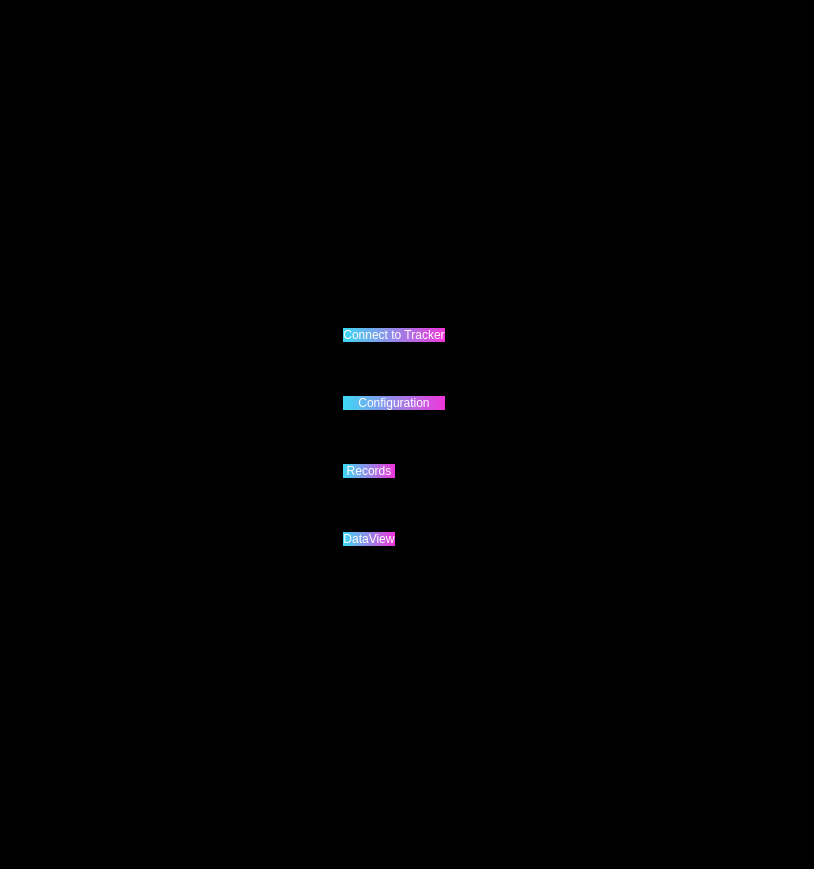
First picture: the form in PyQT/UI/MainWindow.ui, repository zakerl/Capstone_Project, before the edit.
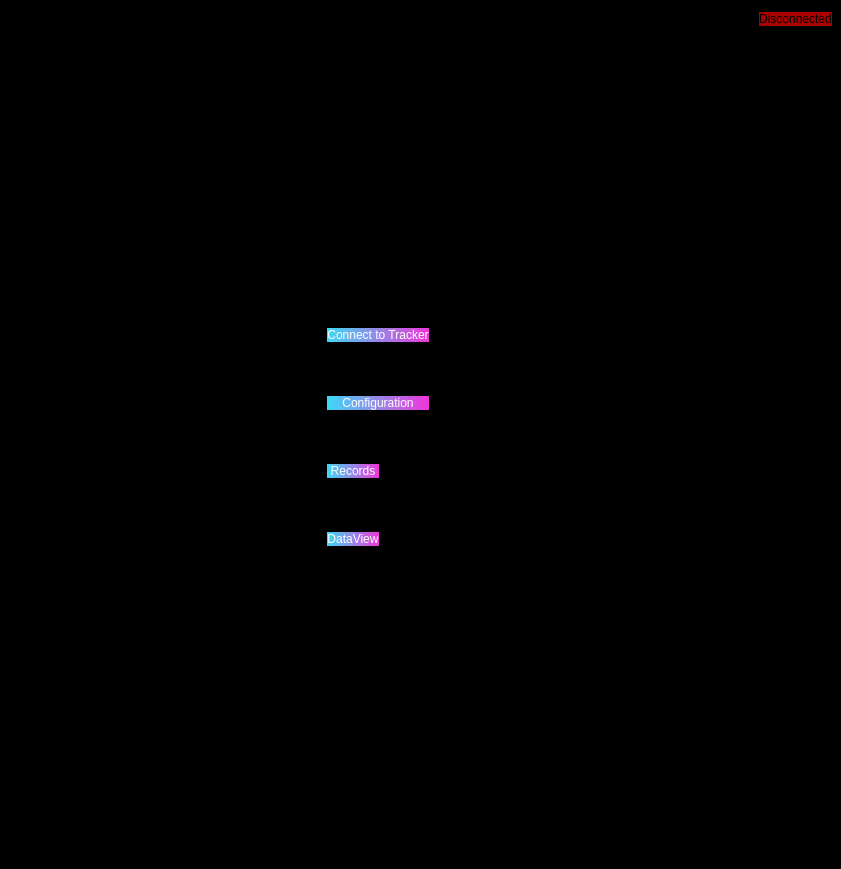
Second picture: the form after the edit.

Patch:
```diff
--- a/PyQT/UI/MainWindow.ui
+++ b/PyQT/UI/MainWindow.ui
@@ -6,7 +6,7 @@
    <rect>
     <x>0</x>
     <y>0</y>
-    <width>814</width>
+    <width>841</width>
     <height>869</height>
    </rect>
   </property>
@@ -211,13 +211,6 @@
       </item>
      </layout>
     </item>
-    <item row="0" column="2">
-     <widget class="QCheckBox" name="toggleBtn">
-      <property name="text">
-       <string/>
-      </property>
-     </widget>
-    </item>
     <item row="0" column="0">
      <spacer name="horizontalSpacer_9">
       <property name="orientation">
@@ -231,6 +224,17 @@
       </property>
      </spacer>
     </item>
+    <item row="0" column="1">
+     <widget class="QPushButton" name="toggleBtn">
+      <property name="styleSheet">
+       <string notr="true">background-color: rgb(170, 0, 0);
+border-radius: 15px;</string>
+      </property>
+      <property name="text">
+       <string>Disconnected</string>
+      </property>
+     </widget>
+    </item>
    </layout>
   </widget>
   <widget class="QMenuBar" name="menubar">
```
Left out of the diff: 2 changed lines with no effect on the pictures.
